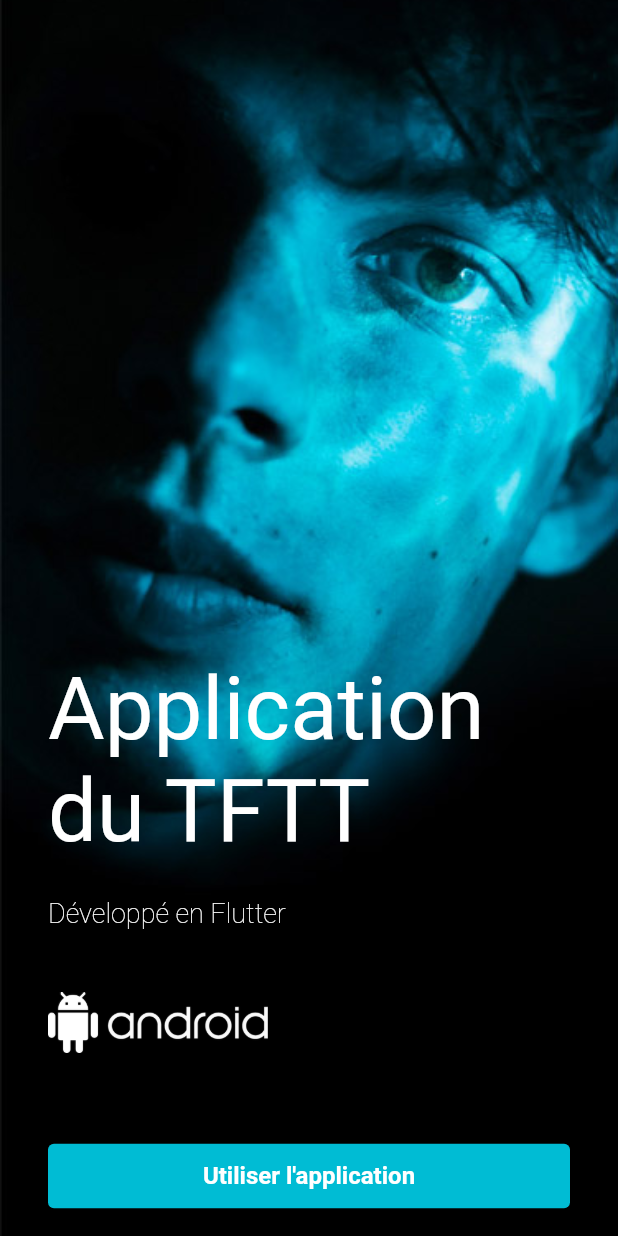
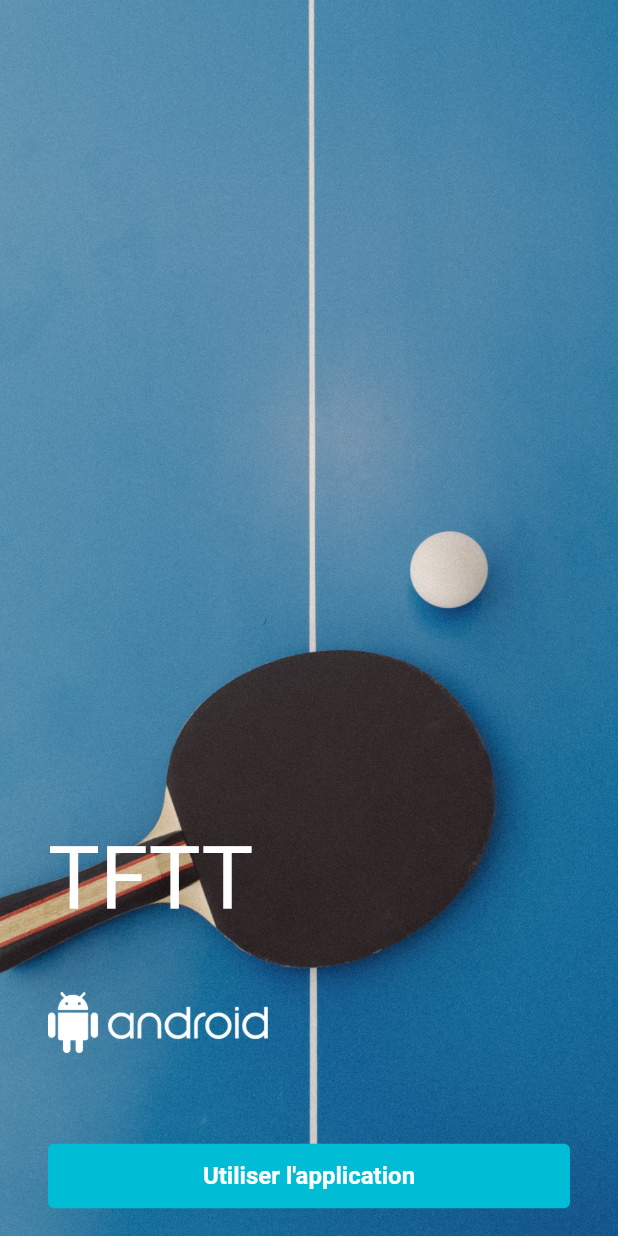
Before and after one commit to TheoLaperrouse/Flutter_TFTT, a Flutter app: the screen it shows after launch, on a phone screen of 412 x 824 dp. Run offline on Flutter 3.47's test engine with Material 2 defaults, Android fonts, the phone set to English and light mode, and no system bars; our stand-ins replace carousel_slider, font_awesome_flutter, scrollable_positioned_list.

```diff
--- a/lib/main.dart
+++ b/lib/main.dart
@@ -6,6 +6,7 @@ import 'package:flutter_tftt/screens/profile.dart';
 import 'package:flutter_tftt/screens/settings.dart';
 import 'package:flutter_tftt/screens/components.dart';
 import 'package:flutter_tftt/screens/onboarding.dart';
+import 'package:flutter_tftt/screens/calculator.dart';
 
 void main() => runApp(MaterialKitPROFlutter());
 
@@ -20,6 +21,7 @@ class MaterialKitPROFlutter extends StatelessWidget {
           "/onboarding": (BuildContext context) => new Onboarding(),
           "/home": (BuildContext context) => new Home(),
           "/components": (BuildContext context) => new Components(),
+          "/calculator": (BuildContext context) => new Calculator(),
           "/profile": (BuildContext context) => new Profile(),
           "/settings": (BuildContext context) => new Settings(),
         });
--- a/lib/screens/components.dart
+++ b/lib/screens/components.dart
@@ -7,7 +7,6 @@ import 'package:font_awesome_flutter/font_awesome_flutter.dart';
 import 'package:flutter_tftt/widgets/navbar.dart';
 import 'package:flutter_tftt/widgets/drawer.dart';
 import 'package:flutter_tftt/widgets/input.dart';
-import 'package:flutter_tftt/widgets/card-horizontal.dart';
 import 'package:flutter_tftt/widgets/slider-product.dart';
 import 'package:flutter_tftt/widgets/photo-album.dart';
 
--- a/lib/screens/onboarding.dart
+++ b/lib/screens/onboarding.dart
@@ -11,7 +11,7 @@ class Onboarding extends StatelessWidget {
       Container(
           decoration: BoxDecoration(
               image: DecorationImage(
-                  image: AssetImage("assets/img/onboard-background-free.jpg"),
+                  image: AssetImage("assets/img/onboarding.jpg"),
                   fit: BoxFit.cover))),
       Padding(
         padding:
@@ -29,17 +29,9 @@ class Onboarding extends StatelessWidget {
                     Padding(
                       padding: const EdgeInsets.only(right: 48.0),
                       child: Text.rich(TextSpan(
-                        text: "Application du TFTT",
+                        text: "TFTT",
                         style: TextStyle(color: Colors.white, fontSize: 58),
                       )),
-                    ),
-                    Padding(
-                      padding: const EdgeInsets.only(top: 24.0),
-                      child: Text("Développé en Flutter",
-                          style: TextStyle(
-                              color: Colors.white,
-                              fontSize: 18,
-                              fontWeight: FontWeight.w200)),
                     ),
                   ],
                 ),
--- a/lib/screens/settings.dart
+++ b/lib/screens/settings.dart
@@ -5,7 +5,6 @@ import 'package:flutter_tftt/constants/Theme.dart';
 //widgets
 import 'package:flutter_tftt/widgets/navbar.dart';
 import 'package:flutter_tftt/widgets/table-cell.dart';
-
 import 'package:flutter_tftt/widgets/drawer.dart';
 
 class Settings extends StatefulWidget {
--- a/lib/widgets/card-horizontal.dart
+++ b/lib/widgets/card-horizontal.dart
@@ -73,7 +73,7 @@ class CardHorizontal extends StatelessWidget {
                         ],
                         borderRadius: BorderRadius.all(Radius.circular(4.0)),
                         image: DecorationImage(
-                            image: NetworkImage(img), fit: BoxFit.cover))),
+                            image: AssetImage(img), fit: BoxFit.cover))),
               ),
             ),
           ]),
```
Also changed, not shown: lib/screens/calculator.dart (+42 -10 lines), lib/screens/home.dart (+4 -7 lines), lib/widgets/drawer.dart (+9 -0 lines), pubspec.yaml (+4 -3 lines), assets/img/effectif_feminin.jpg (added), assets/img/logo-tftt.jpg (added), assets/img/match.jpg (added), assets/img/onboard-background-free.jpg (deleted), assets/img/onboard-background.jpg (deleted), assets/img/onboarding.jpg (added), 1 other file.
